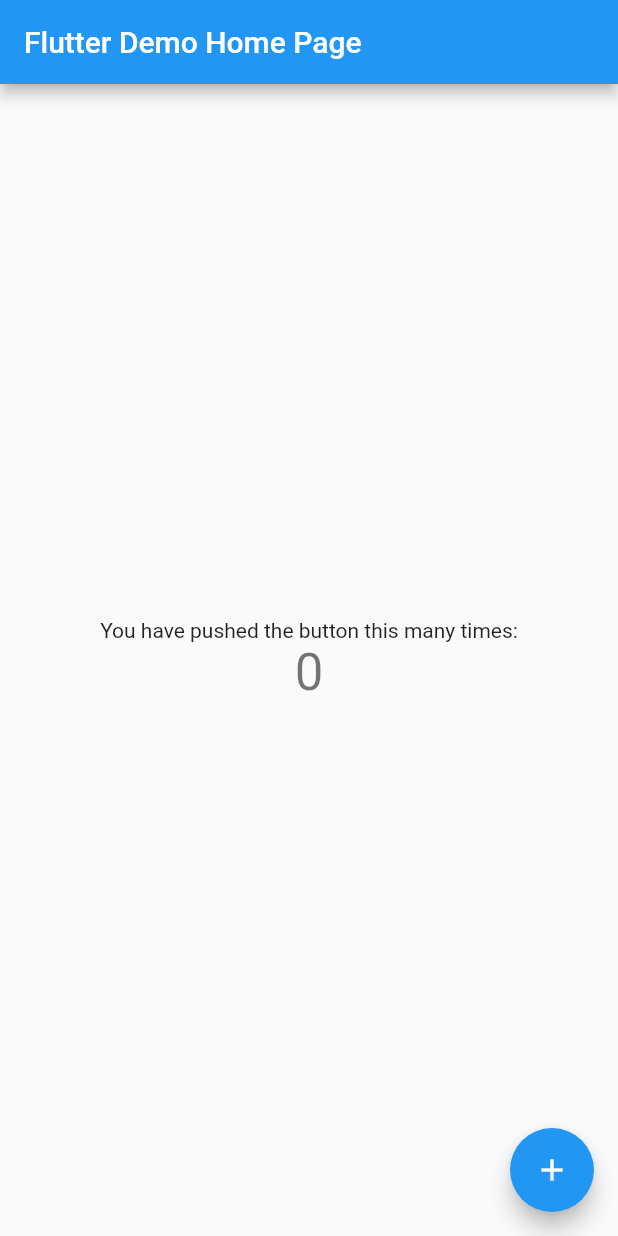
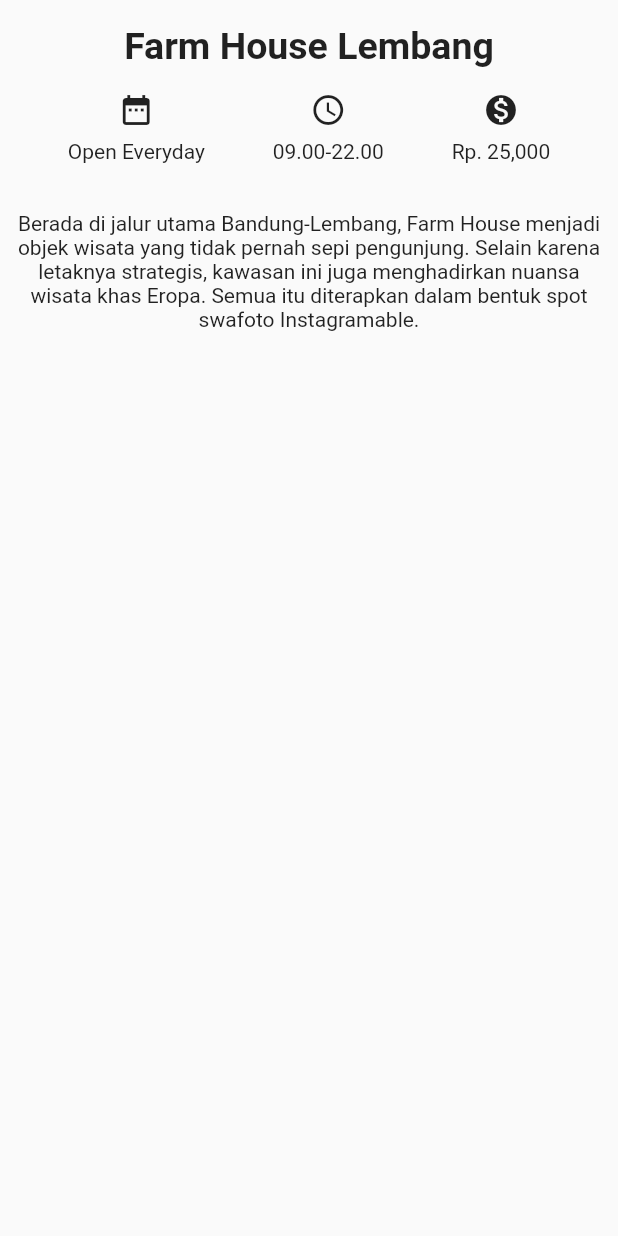
Before and after one commit to hafidmust/wisata, a Flutter app: the screen it shows after launch, on a phone screen of 412 x 824 dp. Run offline on Flutter 3.47's test engine with Material 2 defaults, Android fonts, the phone set to English and light mode, and no system bars.

Commit message:
complete codelab 1

```diff
--- a/lib/main.dart
+++ b/lib/main.dart
@@ -1,3 +1,4 @@
+import 'package:flutter/cupertino.dart';
 import 'package:flutter/material.dart';
 
 void main() {
@@ -11,105 +12,66 @@ class MyApp extends StatelessWidget {
   @override
   Widget build(BuildContext context) {
     return MaterialApp(
-      title: 'Flutter Demo',
+      title: 'Wisata Bandung',
       theme: ThemeData(
-        // This is the theme of your application.
-        //
-        // Try running your application with "flutter run". You'll see the
-        // application has a blue toolbar. Then, without quitting the app, try
-        // changing the primarySwatch below to Colors.green and then invoke
-        // "hot reload" (press "r" in the console where you ran "flutter run",
-        // or simply save your changes to "hot reload" in a Flutter IDE).
-        // Notice that the counter didn't reset back to zero; the application
-        // is not restarted.
         primarySwatch: Colors.blue,
       ),
-      home: const MyHomePage(title: 'Flutter Demo Home Page'),
+      home: const DetailScreen(),
     );
   }
 }
 
-class MyHomePage extends StatefulWidget {
-  const MyHomePage({Key? key, required this.title}) : super(key: key);
-
-  // This widget is the home page of your application. It is stateful, meaning
-  // that it has a State object (defined below) that contains fields that affect
-  // how it looks.
-
-  // This class is the configuration for the state. It holds the values (in this
-  // case the title) provided by the parent (in this case the App widget) and
-  // used by the build method of the State. Fields in a Widget subclass are
-  // always marked "final".
-
-  final String title;
-
-  @override
-  State<MyHomePage> createState() => _MyHomePageState();
-}
-
-class _MyHomePageState extends State<MyHomePage> {
-  int _counter = 0;
-
-  void _incrementCounter() {
-    setState(() {
-      // This call to setState tells the Flutter framework that something has
-      // changed in this State, which causes it to rerun the build method below
-      // so that the display can reflect the updated values. If we changed
-      // _counter without calling setState(), then the build method would not be
-      // called again, and so nothing would appear to happen.
-      _counter++;
-    });
-  }
+class DetailScreen extends StatelessWidget {
+  const DetailScreen({Key? key}) : super(key: key);
 
   @override
   Widget build(BuildContext context) {
-    // This method is rerun every time setState is called, for instance as done
-    // by the _incrementCounter method above.
-    //
-    // The Flutter framework has been optimized to make rerunning build methods
-    // fast, so that you can just rebuild anything that needs updating rather
-    // than having to individually change instances of widgets.
     return Scaffold(
-      appBar: AppBar(
-        // Here we take the value from the MyHomePage object that was created by
-        // the App.build method, and use it to set our appbar title.
-        title: Text(widget.title),
+      body: Column(
+        children: [
+          SafeArea(
+              child: Padding(
+            padding: const EdgeInsets.only(top: 16),
+            child: Text(
+              'Farm House Lembang',
+              style: TextStyle(fontSize: 25, fontWeight: FontWeight.bold),
+            ),
+          )),
+          Padding(
+            padding: const EdgeInsets.only(top: 16.0),
+            child: Row(
+              mainAxisAlignment: MainAxisAlignment.spaceEvenly,
+              children: [
+                Column(
+                  children: [Icon(Icons.date_range), Padding(
+                    padding: const EdgeInsets.only(top: 8.0),
+                    child: Text('Open Everyday'),
+                  )],
+                ),
+                Column(
+                  children: [Icon(Icons.access_time), Padding(
+                    padding: const EdgeInsets.only(top: 8.0),
+                    child: Text('09.00-22.00'),
+                  )],
+                ),
+                Column(
+                  children: [Icon(Icons.monetization_on), Padding(
+                    padding: const EdgeInsets.only(top: 8.0),
+                    child: Text('Rp. 25,000'),
+                  )],
+                ),
+              ],
+            ),
+          ),
+          Padding(
+            padding: const EdgeInsets.only(top: 32, left: 8, right: 8),
+            child: Text(
+              'Berada di jalur utama Bandung-Lembang, Farm House menjadi objek wisata yang tidak pernah sepi pengunjung. Selain karena letaknya strategis, kawasan ini juga menghadirkan nuansa wisata khas Eropa. Semua itu diterapkan dalam bentuk spot swafoto Instagramable.',
+              textAlign: TextAlign.center,
+            ),
+          ),
+        ],
       ),
-      body: Center(
-        // Center is a layout widget. It takes a single child and positions it
-        // in the middle of the parent.
-        child: Column(
-          // Column is also a layout widget. It takes a list of children and
-          // arranges them vertically. By default, it sizes itself to fit its
-          // children horizontally, and tries to be as tall as its parent.
-          //
-          // Invoke "debug painting" (press "p" in the console, choose the
-          // "Toggle Debug Paint" action from the Flutter Inspector in Android
-          // Studio, or the "Toggle Debug Paint" command in Visual Studio Code)
-          // to see the wireframe for each widget.
-          //
-          // Column has various properties to control how it sizes itself and
-          // how it positions its children. Here we use mainAxisAlignment to
-          // center the children vertically; the main axis here is the vertical
-          // axis because Columns are vertical (the cross axis would be
-          // horizontal).
-          mainAxisAlignment: MainAxisAlignment.center,
-          children: <Widget>[
-            const Text(
-              'You have pushed the button this many times:',
-            ),
-            Text(
-              '$_counter',
-              style: Theme.of(context).textTheme.headline4,
-            ),
-          ],
-        ),
-      ),
-      floatingActionButton: FloatingActionButton(
-        onPressed: _incrementCounter,
-        tooltip: 'Increment',
-        child: const Icon(Icons.add),
-      ), // This trailing comma makes auto-formatting nicer for build methods.
     );
   }
 }
```
